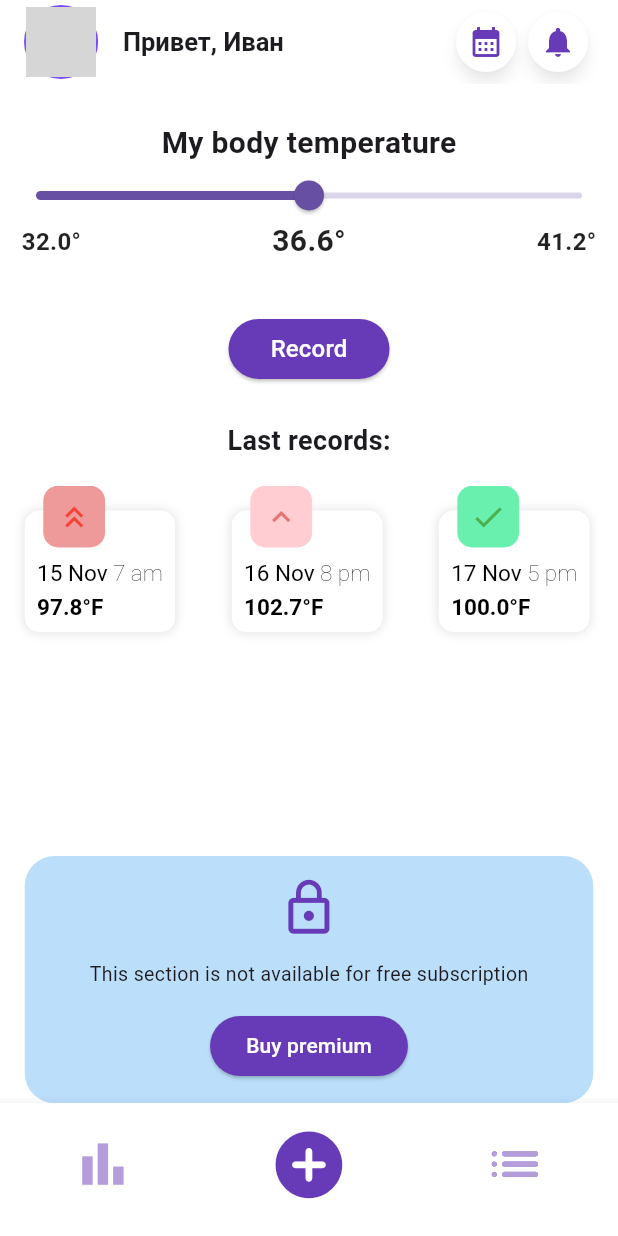
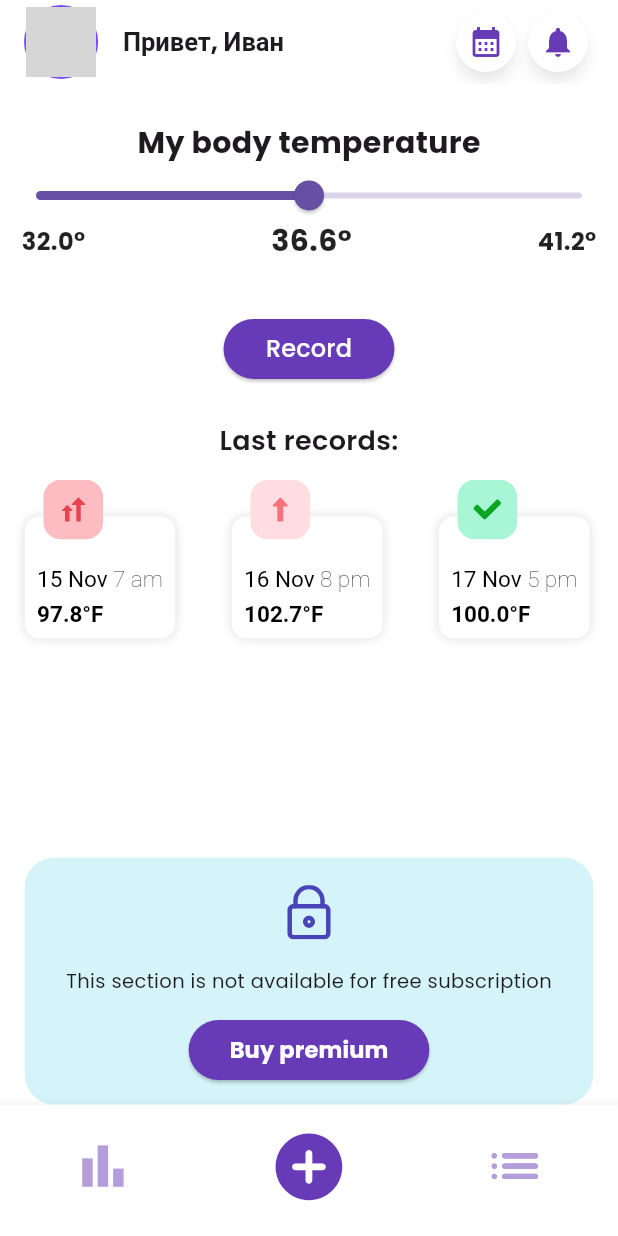
Before and after one commit to M-04-21/interv_page, a Flutter app: the screen it shows after launch, on a phone screen of 412 x 824 dp. Run offline on Flutter 3.47's test engine with Material 3 defaults, Android fonts, the phone set to English and light mode, and no system bars; drawn by our look-alikes of syncfusion_flutter_sliders; our stand-ins replace flutter_svg, google_fonts; missing offline and left inert: syncfusion_flutter_core; network calls fail; grey boxes are pictures that could not be loaded.

Commit message:
Осталось: отступы.

```diff
--- a/lib/components/buy_premium.dart
+++ b/lib/components/buy_premium.dart
@@ -1,4 +1,5 @@
 import 'package:flutter/material.dart';
+import 'package:flutter_svg/svg.dart';
 import 'package:interv_page/components/uni_button.dart';
 
 class BuyPremium extends StatelessWidget {
@@ -9,23 +10,32 @@ class BuyPremium extends StatelessWidget {
     return Container(
       height: MediaQuery.of(context).size.height * 0.2,
       decoration: BoxDecoration(
-        color: Colors.blue[100],
+        color: Color(0xFFD5F4F9),
         borderRadius: BorderRadius.circular(20),
       ),
       child: Center(
         child: Column(
           mainAxisAlignment: MainAxisAlignment.spaceEvenly,
           children: [
-            Icon(
-              Icons.lock_outline,
-              size: MediaQuery.of(context).size.height * 0.05,
-              color: Colors.deepPurple,
+            SvgPicture.asset('assets/svg/lock.svg'),
+            FittedBox(
+              child: Padding(
+                padding: EdgeInsets.symmetric(
+                  horizontal: MediaQuery.of(context).size.width * 0.05,
+                ),
+                child: Text(
+                  'This section is not available for free subscription',
+                  style: TextStyle(fontSize: 13),
+                ),
+              ),
             ),
-            Text(
-              'This section is not available for free subscription',
-              style: TextStyle(fontSize: 13),
+            UniButton(
+              child: Text(
+                ' Buy premium ',
+                style: TextStyle(fontWeight: FontWeight.bold, fontSize: 15),
+              ),
+              onPress: () {},
             ),
-            UniButton(child: Text('Buy premium'), onPress: () {}),
           ],
         ),
       ),
--- a/lib/components/history_tiles/checkboxes.dart
+++ b/lib/components/history_tiles/checkboxes.dart
@@ -1,4 +1,5 @@
 import 'package:flutter/material.dart';
+import 'package:flutter_svg/flutter_svg.dart';
 
 class OkCheckBox extends StatelessWidget {
   const OkCheckBox({super.key});
@@ -7,13 +8,7 @@ class OkCheckBox extends StatelessWidget {
   Widget build(BuildContext context) {
     return Container(
       margin: EdgeInsets.only(left: MediaQuery.of(context).size.height * 0.015),
-      decoration: BoxDecoration(
-        color: Colors.greenAccent,
-        borderRadius: BorderRadius.circular(10),
-      ),
-      height: MediaQuery.of(context).size.width * 0.1,
-      width: MediaQuery.of(context).size.width * 0.1,
-      child: Icon(Icons.done, color: Colors.green),
+      child: SvgPicture.asset('assets/svg/ok_rounded.svg'),
     );
   }
 }
@@ -25,13 +20,7 @@ class HighCheckBox extends StatelessWidget {
   Widget build(BuildContext context) {
     return Container(
       margin: EdgeInsets.only(left: MediaQuery.of(context).size.height * 0.015),
-      decoration: BoxDecoration(
-        color: Colors.red[100],
-        borderRadius: BorderRadius.circular(10),
-      ),
-      height: MediaQuery.of(context).size.width * 0.1,
-      width: MediaQuery.of(context).size.width * 0.1,
-      child: Icon(Icons.keyboard_arrow_up, color: Colors.red[300]),
+      child: SvgPicture.asset('assets/svg/high_rounded.svg'),
     );
   }
 }
@@ -43,13 +32,7 @@ class FeverCheckBox extends StatelessWidget {
   Widget build(BuildContext context) {
     return Container(
       margin: EdgeInsets.only(left: MediaQuery.of(context).size.height * 0.015),
-      decoration: BoxDecoration(
-        color: Colors.red[200],
-        borderRadius: BorderRadius.circular(10),
-      ),
-      height: MediaQuery.of(context).size.width * 0.1,
-      width: MediaQuery.of(context).size.width * 0.1,
-      child: Icon(Icons.keyboard_double_arrow_up, color: Colors.red),
+      child: SvgPicture.asset('assets/svg/fever_rounded.svg'),
     );
   }
 }
--- a/lib/components/history_tiles/history_tile.dart
+++ b/lib/components/history_tiles/history_tile.dart
@@ -26,13 +26,13 @@ class HistoryTile extends StatelessWidget {
   @override
   Widget build(BuildContext context) {
     return SizedBox(
-      height: MediaQuery.of(context).size.width * 0.27,
+      height: MediaQuery.of(context).size.width * 0.3,
       width: MediaQuery.of(context).size.width * 0.3,
       child: Stack(
         children: [
           Container(
             margin: EdgeInsets.only(
-              top: MediaQuery.of(context).size.height * 0.02,
+              top: MediaQuery.of(context).size.height * 0.03,
               bottom: MediaQuery.of(context).size.height * 0.005,
             ),
             decoration: BoxDecoration(
--- a/lib/main.dart
+++ b/lib/main.dart
@@ -1,4 +1,5 @@
 import 'package:flutter/material.dart';
+import 'package:google_fonts/google_fonts.dart';
 import 'package:interv_page/components/app_bar_title.dart';
 import 'package:interv_page/pages/center_page.dart';
 
@@ -15,6 +16,7 @@ class App extends StatelessWidget {
       home: MainScreen(),
       debugShowCheckedModeBanner: false,
       theme: ThemeData(
+        textTheme: GoogleFonts.poppinsTextTheme(),
         scaffoldBackgroundColor: Colors.white,
         appBarTheme: AppBarTheme(color: Colors.white),
         bottomNavigationBarTheme: BottomNavigationBarThemeData(
--- a/lib/pages/center_page.dart
+++ b/lib/pages/center_page.dart
@@ -43,7 +43,7 @@ class _CenterPageState extends State<CenterPage> {
           'Last records:',
           style: TextStyle(fontWeight: FontWeight.w600, fontSize: 18),
         ),
-        SizedBox(height: MediaQuery.of(context).size.height * 0.02),
+        SizedBox(height: MediaQuery.of(context).size.height * 0.015),
         SingleChildScrollView(
           scrollDirection: Axis.horizontal,
           child: Row(
```
Also changed, not shown: pubspec.yaml (+7 -3 lines), assets/svg/fever_rounded.svg (added), assets/svg/high_rounded.svg (added), assets/svg/lock.svg (added), assets/svg/ok_rounded.svg (added), pubspec.lock, 1 other file.
